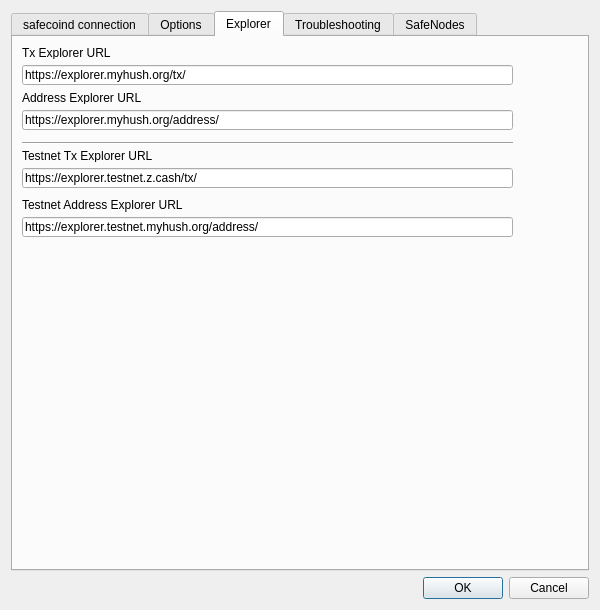
Above: src/settings.ui from OleksandrBlack/safecoin-qt-wallet before the change. Below: the same form after it.
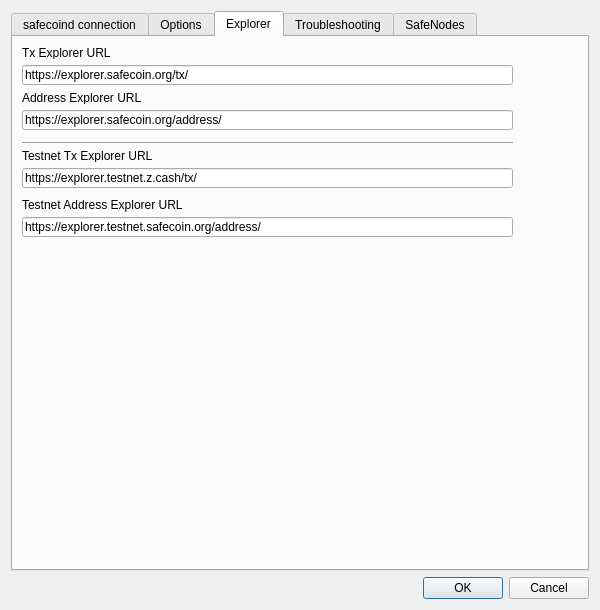
That is the form after the change. Icons and pictures are not drawn.

What changed in the file:
```diff
--- a/src/settings.ui
+++ b/src/settings.ui
@@ -578,7 +578,7 @@
         </rect>
        </property>
        <property name="text">
-        <string notr="true">https://explorer.myhush.org/tx/</string>
+        <string notr="true">https://explorer.safecoin.org/tx/</string>
        </property>
       </widget>
       <widget class="QLabel" name="label_15">
@@ -604,7 +604,7 @@
         </rect>
        </property>
        <property name="text">
-        <string notr="true">https://explorer.myhush.org/address/</string>
+        <string notr="true">https://explorer.safecoin.org/address/</string>
        </property>
       </widget>
       <widget class="QLabel" name="label_16">
@@ -656,7 +656,7 @@
         </rect>
        </property>
        <property name="text">
-        <string notr="true">https://explorer.testnet.myhush.org/address/</string>
+        <string notr="true">https://explorer.testnet.safecoin.org/address/</string>
        </property>
       </widget>
      </widget>
```
